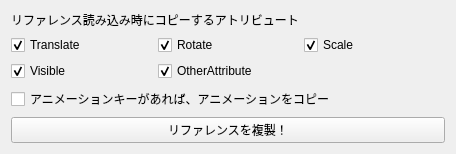
fereria/duplicate_reference_tool, file ui/main_ui.ui: the form before one commit.
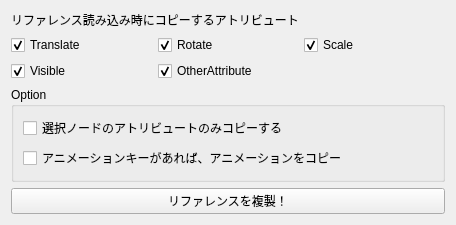
The form after the commit.

Commit message: 選択しているノードのみコピーのオプションを追加

Patch:
```diff
--- a/ui/main_ui.ui
+++ b/ui/main_ui.ui
@@ -7,7 +7,7 @@
     <x>0</x>
     <y>0</y>
     <width>456</width>
-    <height>139</height>
+    <height>187</height>
    </rect>
   </property>
   <property name="windowTitle">
@@ -76,7 +76,18 @@
     </layout>
    </item>
    <item>
-    <layout class="QHBoxLayout" name="horizontalLayout">
+    <widget class="QGroupBox" name="groupBox">
+     <property name="title">
+      <string>Option</string>
+     </property>
+     <layout class="QVBoxLayout" name="verticalLayout_2">
+      <item>
+       <widget class="QCheckBox" name="is_selection">
+        <property name="text">
+         <string>選択ノードのアトリビュートのみコピーする</string>
+        </property>
+       </widget>
+      </item>
      <item>
       <widget class="QCheckBox" name="is_anim_key">
        <property name="text">
@@ -84,20 +95,8 @@
        </property>
       </widget>
      </item>
-     <item>
-      <spacer name="horizontalSpacer">
-       <property name="orientation">
-        <enum>Qt::Horizontal</enum>
-       </property>
-       <property name="sizeHint" stdset="0">
-        <size>
-         <width>40</width>
-         <height>20</height>
-        </size>
-       </property>
-      </spacer>
-     </item>
-    </layout>
+     </layout>
+    </widget>
    </item>
    <item>
     <widget class="QPushButton" name="submit">
```
Lines whose indentation alone changed are shown as unchanged. The commit also changes 4 other files.
